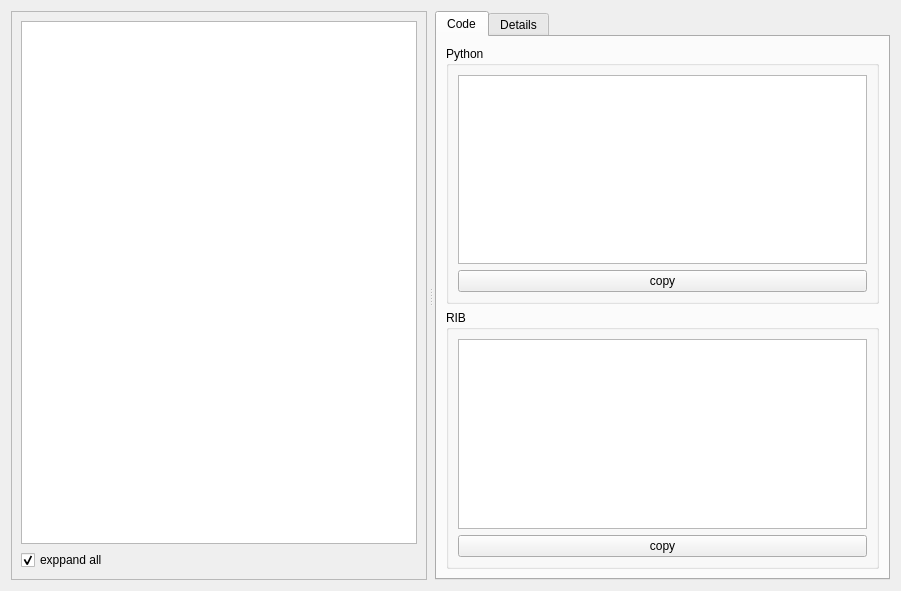
First picture: the form in ArgsExplorer/ui/form.ui, repository NCCA/Renderman, before the edit.
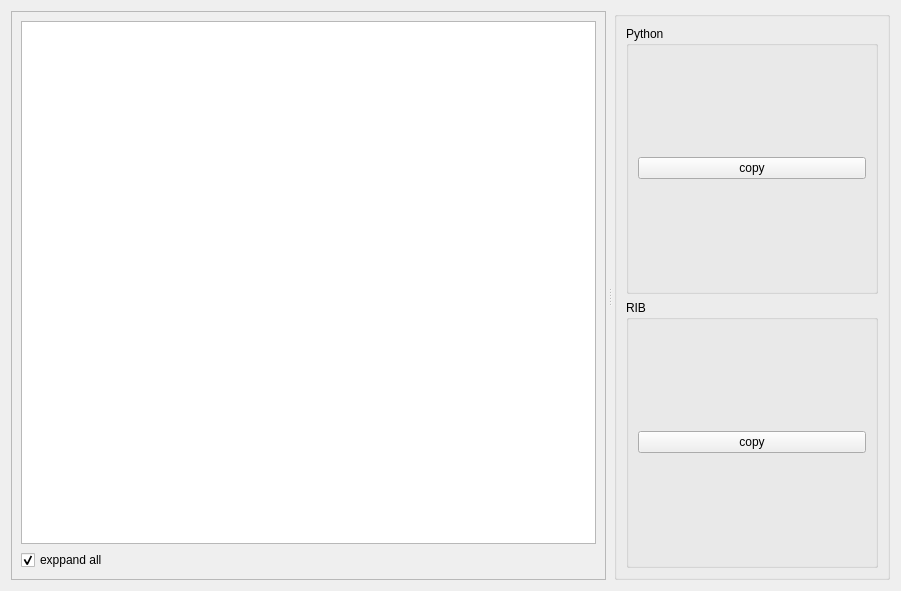
Second picture: the form after the edit.

Commit message: working tooltips for help and custom PlainTextEdit

Patch:
```diff
--- a/ArgsExplorer/ui/form.ui
+++ b/ArgsExplorer/ui/form.ui
@@ -31,7 +31,11 @@
       </property>
       <layout class="QVBoxLayout" name="verticalLayout">
        <item>
-        <widget class="QTreeView" name="args_tree_view"/>
+        <widget class="QTreeView" name="args_tree_view">
+         <property name="mouseTracking">
+          <bool>true</bool>
+         </property>
+        </widget>
        </item>
        <item>
         <widget class="QCheckBox" name="expand_all">
@@ -45,24 +49,14 @@
        </item>
       </layout>
      </widget>
-     <widget class="QTabWidget" name="detail_tab">
-      <property name="currentIndex">
-       <number>0</number>
-      </property>
-      <widget class="QWidget" name="tabWidget_2Page1" native="true">
-       <attribute name="title">
-        <string>Code</string>
-       </attribute>
+     <widget class="QGroupBox" name="detail_tab">
        <layout class="QGridLayout" name="gridLayout">
         <item row="1" column="0">
          <widget class="QGroupBox" name="groupBox">
           <property name="title">
            <string>RIB</string>
           </property>
-          <layout class="QVBoxLayout" name="verticalLayout_3">
-           <item>
-            <widget class="QPlainTextEdit" name="rib"/>
-           </item>
+         <layout class="QVBoxLayout" name="rib_layout">
            <item>
             <widget class="QPushButton" name="copy_rib">
              <property name="text">
@@ -78,10 +72,7 @@
           <property name="title">
            <string>Python</string>
           </property>
-          <layout class="QVBoxLayout" name="verticalLayout_2">
-           <item>
-            <widget class="QPlainTextEdit" name="python"/>
-           </item>
+         <layout class="QVBoxLayout" name="python_layout">
            <item>
             <widget class="QPushButton" name="copy_python">
              <property name="text">
@@ -93,12 +84,6 @@
          </widget>
         </item>
        </layout>
-      </widget>
-      <widget class="QWidget" name="tab">
-       <attribute name="title">
-        <string>Details</string>
-       </attribute>
-      </widget>
      </widget>
     </widget>
    </item>
```
Lines whose indentation alone changed are shown as unchanged. The commit also changes 4 other files.
